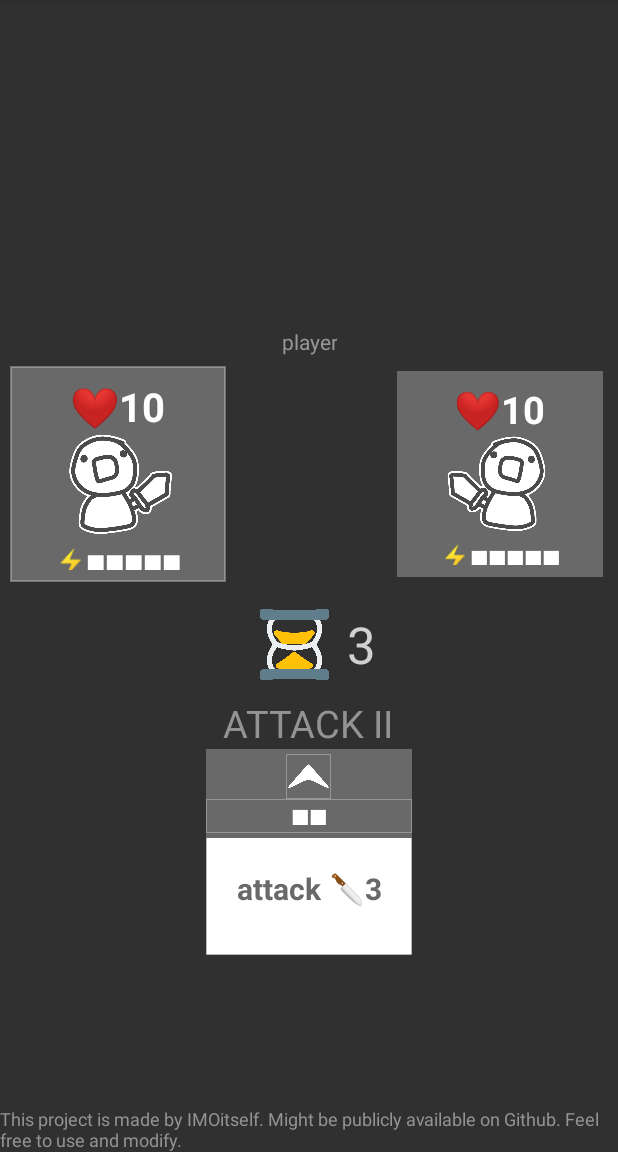
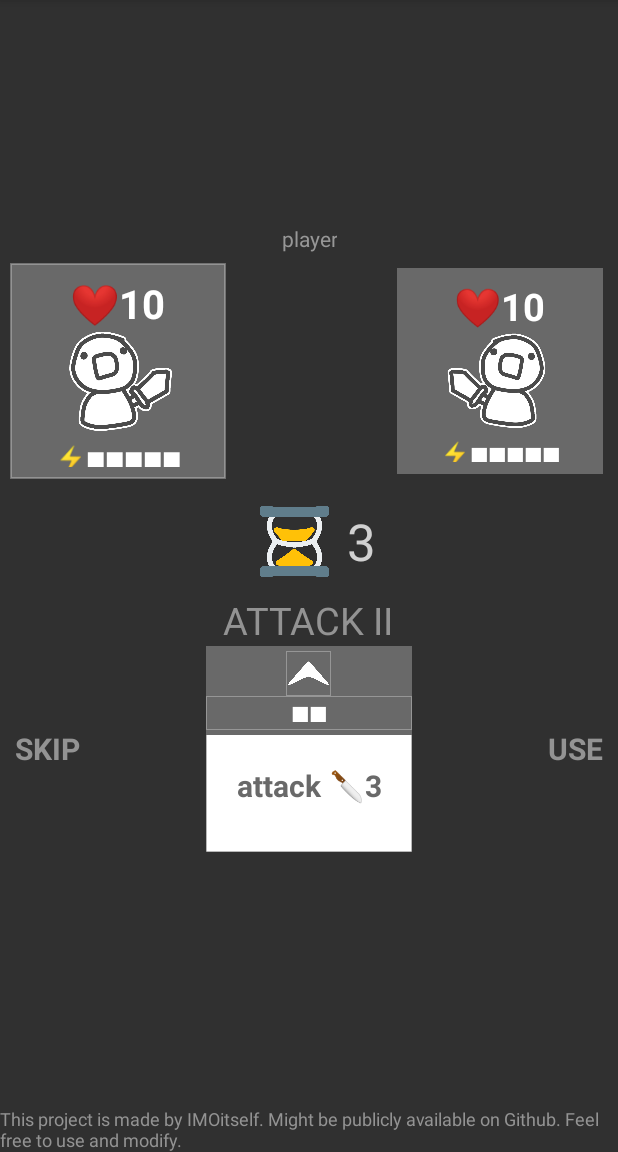
Before and after one commit to IMOitself/card-game-android-java, an Android app: the screen it shows after launch (MainActivity), on a phone screen of 412 x 824 dp, the part 84-1236 px from its top. Run offline under Robolectric (Android 15) with nearby library versions, the phone set to English and light mode, and no system bars.

Commit message:
Update on main.xml
Added directions for where the user should swipe

```diff
--- a/app/src/main/res/layout/main.xml
+++ b/app/src/main/res/layout/main.xml
@@ -141,11 +141,45 @@
 			android:textColor="#939393"
 			android:textSize="25sp" />
 
+		<RelativeLayout
+			android:layout_width="match_parent"
+			android:layout_height="wrap_content"
+			android:layout_weight="1.0"
+			android:orientation="horizontal">
+
+			<TextView
+				android:id="@+id/use_indicator_txt"
+				android:layout_width="wrap_content"
+				android:layout_height="wrap_content"
+				android:layout_alignTop="@id/cardParentLayout"
+				android:layout_alignBottom="@id/cardParentLayout"
+				android:layout_alignParentRight="true"
+				android:gravity="center"
+				android:padding="10dp"
+				android:text="USE"
+				android:textColor="#939393"
+				android:textSize="20sp"
+				android:textStyle="bold" />
+
+			<TextView
+				android:id="@+id/skip_indicator_txt"
+				android:layout_width="wrap_content"
+				android:layout_height="wrap_content"
+				android:layout_alignTop="@id/cardParentLayout"
+				android:layout_alignBottom="@id/cardParentLayout"
+				android:layout_alignParentLeft="true"
+				android:gravity="center"
+				android:padding="10dp"
+				android:text="SKIP"
+				android:textColor="#939393"
+				android:textSize="20sp"
+				android:textStyle="bold" />
+
 			<LinearLayout
 				android:id="@+id/cardParentLayout"
 				android:layout_width="wrap_content"
-			android:layout_height="0dp"
-			android:layout_weight="1.0"
+				android:layout_height="wrap_content"
+				android:layout_centerHorizontal="true"
 				android:orientation="horizontal">
 
 				<LinearLayout
@@ -212,37 +246,38 @@
 				</LinearLayout>
 
 			</LinearLayout>
+		</RelativeLayout>
 
 	</LinearLayout>
 
 	<TextView
+		android:id="@+id/debug_txt"
 		android:layout_width="match_parent"
 		android:layout_height="wrap_content"
+		android:lines="2"
 		android:text="@string/notice"
 		android:textColor="#939393"
-		android:lines="2"
-		android:id="@+id/debug_txt"
-		android:textSize="12sp"/>
+		android:textSize="12sp" />
 
 	<LinearLayout
-		android:orientation="horizontal"
+		android:id="@+id/buttons_layout"
 		android:layout_width="match_parent"
 		android:layout_height="70dp"
-		android:id="@+id/buttons_layout">
+		android:orientation="horizontal">
 
 		<Button
+			android:id="@+id/skip_btn"
 			android:layout_width="wrap_content"
 			android:layout_height="match_parent"
-			android:text="SKIP"
-			android:id="@+id/skip_btn"
-			android:layout_weight="1.0"/>
+			android:layout_weight="1.0"
+			android:text="SKIP" />
 
 		<Button
+			android:id="@+id/use_btn"
 			android:layout_width="wrap_content"
 			android:layout_height="match_parent"
-			android:text="USE"
-			android:id="@+id/use_btn"
-			android:layout_weight="1.0"/>
+			android:layout_weight="1.0"
+			android:text="USE" />
 
 	</LinearLayout>
 
```
Lines whose indentation alone changed are shown as unchanged.
